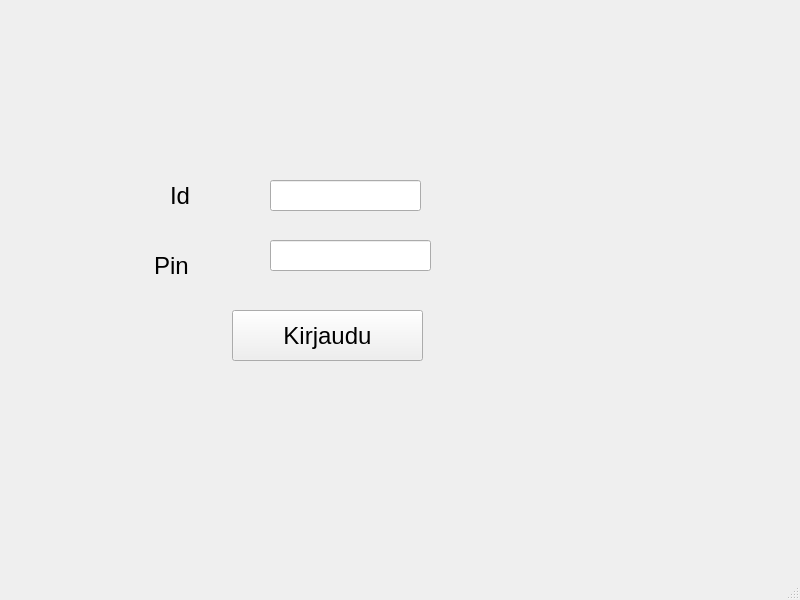
tvt20kmo-ohjelmistokehitysprojekti/Group8, file PankkiProjekti/mainwindow.ui: the form before one commit.
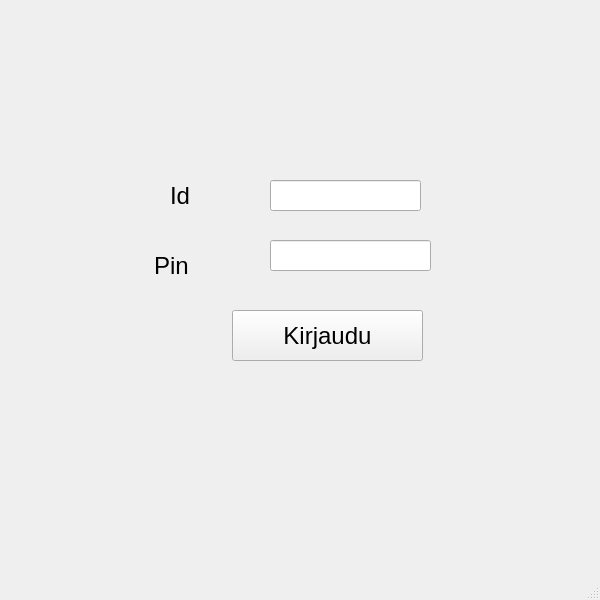
The form after the commit.

Patch:
```diff
--- a/PankkiProjekti/mainwindow.ui
+++ b/PankkiProjekti/mainwindow.ui
@@ -6,7 +6,7 @@
    <rect>
     <x>0</x>
     <y>0</y>
-    <width>800</width>
+    <width>600</width>
     <height>600</height>
    </rect>
   </property>
```
Left out of the diff: 2 changed lines with no effect on the pictures.
